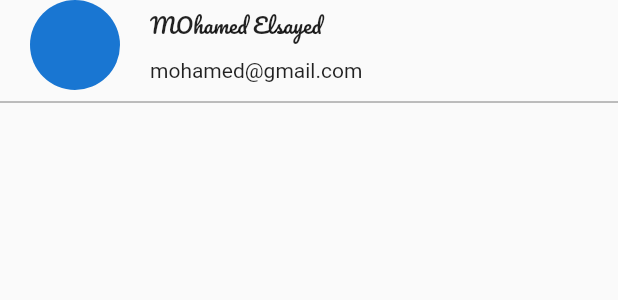
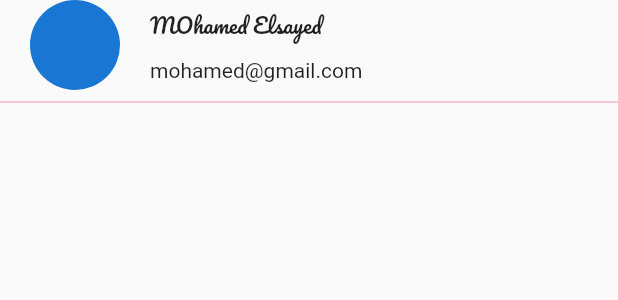
Before and after one commit to DuhaAbdullah/coffee_shop_v01, a Flutter app: the HeaderDrawer widget shown alone on an empty page, opened directly, on a phone screen of 412 x 824 dp. Shown: the top 300 px of the screen. Run offline on Flutter 3.47's test engine with Material 2 defaults, Android fonts, the light colour scheme and no system bars; our stand-ins replace easy_localization, flutter_screenutil, flutter_spinkit, flutter_svg, font_awesome_flutter, google_fonts.

Commit message:
29/04/2022

```diff
--- a/lib/packages/components/app_drawer/drawer_home/header_drawer.dart
+++ b/lib/packages/components/app_drawer/drawer_home/header_drawer.dart
@@ -48,7 +48,7 @@ class HeaderDrawer extends StatelessWidget {
           Divider(
             color: AppTheme.isDark(context)
                 ? AppColors.bgWhite
-                : AppColors.bgBlack.withOpacity(0.5),
+                : AppColors.darkLoading.withOpacity(0.5),
           ),
         ],
       ),
--- a/lib/packages/components/app_drawer/drawer_home/lang/alert_lang.dart
+++ b/lib/packages/components/app_drawer/drawer_home/lang/alert_lang.dart
@@ -4,7 +4,7 @@ import 'package:flutter_screenutil/flutter_screenutil.dart';
 
 import '../../../../../language/config/config_lang.dart';
 import '../../../../../language/generated/key_lang.dart';
-import '../../../../../utils/path_image.dart';
+import '../../../../../utils/path_images.dart';
 import '../../../button/outlined_btn.dart';
 import 'flag_lang.dart';
 
--- a/lib/packages/components/app_drawer/drawer_home/settings_drawer.dart
+++ b/lib/packages/components/app_drawer/drawer_home/settings_drawer.dart
@@ -2,8 +2,10 @@
 import 'package:flutter/material.dart';
 import '../../../../language/generated/key_lang.dart';
 import '../../../../services/themes/theme_status.dart';
+import '../../../../utils/path_svg.dart';
 import 'lang/alert_lang.dart';
 import 'listtile_drawer.dart';
+
 
 class SettingDrawer extends StatelessWidget {
   const SettingDrawer({Key? key}) : super(key: key);
--- a/lib/packages/screens/auth/components/header_auth.dart
+++ b/lib/packages/screens/auth/components/header_auth.dart
@@ -1,22 +1,34 @@
-import 'package:coffee_shop_v01/utils/path_image.dart';
+import 'package:coffee_shop_v01/themes/app_colors.dart';
+import 'package:coffee_shop_v01/utils/path_images.dart';
 import 'package:flutter/material.dart';
 import 'package:flutter_screenutil/flutter_screenutil.dart';
 
 class HeaderAuth extends StatelessWidget {
-  const HeaderAuth({Key? key ,  double height = 150}) : _height = height , super(key: key);
+  const HeaderAuth({Key? key, double height = 150})
+      : _height = height,
+        super(key: key);
 
   final double _height;
   @override
   Widget build(BuildContext context) {
-    return Container(
+    return SafeArea(
+      child: Container(
           height: _height,
           margin: EdgeInsets.symmetric(vertical: 15.h),
           child: Row(
+            children: [
               //* arrow back
-
+              ModalRoute.of(context)?.canPop ?? false ?
+              BackButton(color: AppColors.bgGreenBold,) : Container(),
               //* logo
-
+              Transform.scale(
+                scale: 2.w,
+                child: const Image(
+                  image: AssetImage(PathImages.logo),
                 ),
+              ),
+            ],
+          )),
     );
   }
 }
--- a/lib/start_main.dart
+++ b/lib/start_main.dart
@@ -1,4 +1,4 @@
-import 'package:coffee_shop_v01/packages/screens/splash/views/body.dart';
+import 'package:coffee_shop_v01/packages/screens/auth/view/sign_in_screen.dart';
 import 'package:coffee_shop_v01/services/restart_app/app_restart.dart';
 import 'package:easy_localization/easy_localization.dart';
 import 'package:flutter/material.dart';
@@ -31,7 +31,7 @@ class MyApp extends StatelessWidget {
                 .localizationDelegates, //context means to know the element place in the tree
             supportedLocales: context.supportedLocales,
             locale: context.locale,
-            initialRoute: SplashScreen.routeName,
+            initialRoute: SignInScreen.routeName,
             routes: AppRoute.route,
           );
         }),
--- a/lib/themes/app_colors.dart
+++ b/lib/themes/app_colors.dart
@@ -20,38 +20,26 @@ class AppColors {
   static final Color crusta = _colorFromHex('#F77737');
   static final Color yellowOrange = _colorFromHex('#FCAF45');
   static final Color salomie = _colorFromHex('#FFDC80');
+
   // * colors
   static final Color darkMode = _colorFromHex('#3A3B3C');
   static final Color bgLightGrey = _colorFromHex('#FAFAFA');
   static final Color bgWhite = _colorFromHex('#FFFFFF');
-  static final Color bgBlack = _colorFromHex('#000000');
+  static final Color bgDark = _colorFromHex('#000000');
   static final Color bgCursor = _colorFromHex('#3A3B3C');
   static final Color bgGrey = _colorFromHex('#C8C8C8');
   static final Color bgGreen = _colorFromHex('#A5D6A7');
   static final Color bgGreenBold = _colorFromHex('#1B5E20');
+  static final Color bgBlue = _colorFromHex('#2196F3');
+  static final Color bgRed = _colorFromHex('#FD1D1D');
+
 
   // * text Color
   static final Color textGrey = _colorFromHex('#C8C8C8');
-  // * logo color
-  static final List<Color> colorLogo = [
-    royalPurple,
-    mediumRedViolet,
-    ceriseRed,
-    torchReda,
-    flamingo,
-    crusta,
-    yellowOrange,
-    salomie,
-  ];
 
   // * btn Color
   static final List<Color> btnColor = [
     AppColors.bgGreen,
     AppColors.bgGreenBold,
   ];
-  // * color grey
-  static final List<Color> colorGrey = [
-    AppColors.bgGrey,
-    AppColors.bgGrey,
-  ];
 }
--- a/lib/utils/path_icons.dart
+++ b/lib/utils/path_icons.dart
@@ -5,13 +5,13 @@ class PathIcons {
   // Email
   static final FaIcon emailIcon = FaIcon(
     FontAwesomeIcons.envelope,
-    color: AppColors.bgBlack,
+    color: AppColors.bgDark,
   );
 
   // password
   static final FaIcon passIcon = FaIcon(
     FontAwesomeIcons.userLock,
-    color: AppColors.bgBlack,
+    color: AppColors.bgDark,
   );
 
   static final FaIcon eyeIcon = FaIcon(
--- a/lib/utils/path_image.dart
+++ b/lib/utils/path_images.dart
@@ -1,4 +1,4 @@
-class PathImage {
+class PathImages {
   static const String logo = 'assets/logo/logo_app.png';
   static String coffeeCup = 'assets/images/coffee_cup.png';
   static String coffee1 = 'assets/images/coffee1.jpeg';
--- a/lib/utils/path_svg.dart
+++ b/lib/utils/path_svg.dart
@@ -3,7 +3,7 @@ import 'package:coffee_shop_v01/utils/path_icons.dart';
 import 'package:flutter_svg/flutter_svg.dart';
 import 'package:flutter_screenutil/flutter_screenutil.dart';
 
-class AppSvg {
+class PathSvg {
   static final SvgPicture dTranslate = SvgPicture.asset(
     PathIcons.language,
     width: 25.w,
```
Also changed, not shown: lib/packages/screens/auth/view/sign_in_screen.dart (+7 -2 lines), lib/packages/screens/auth/view/sign_up_screen.dart (+14 -3 lines). Lines whose indentation alone changed are shown as unchanged.
